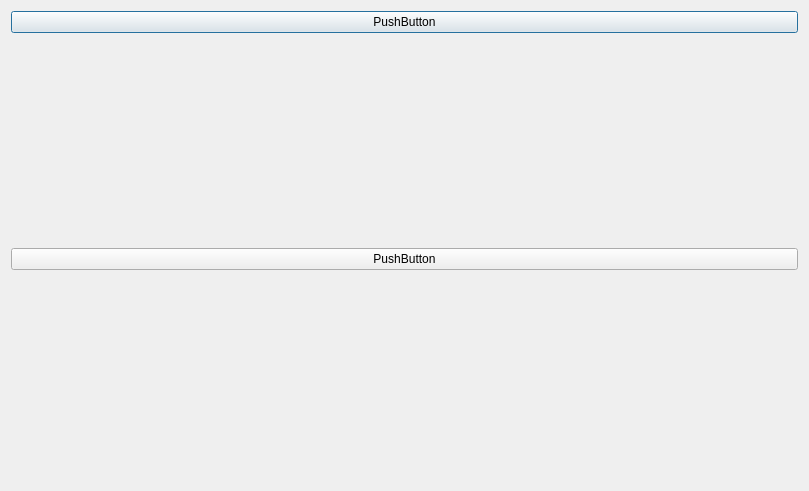
Qt form homepage2.ui (Kantalehm/aim-tester) before a commit.
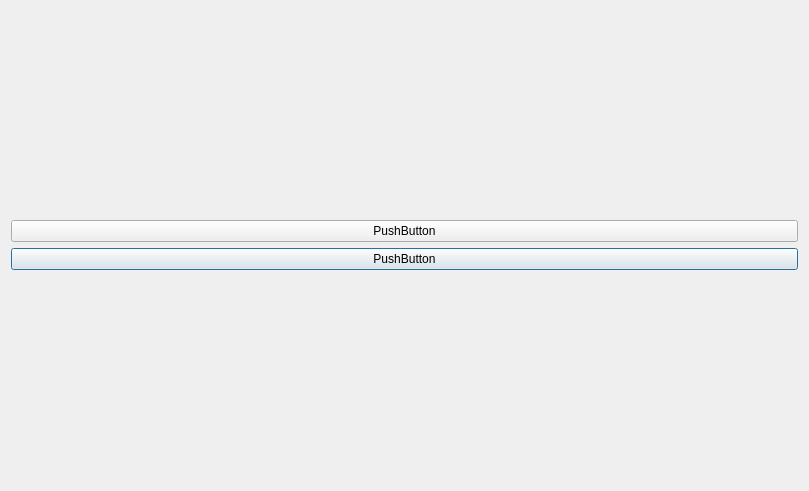
The same form after that commit.

Patch:
```diff
--- a/homepage2.ui
+++ b/homepage2.ui
@@ -15,8 +15,8 @@
   </property>
   <layout class="QGridLayout" name="gridLayout_2">
    <item row="1" column="1">
-    <layout class="QGridLayout" name="gridLayout" rowstretch="0,0,0" columnstretch="0">
-     <item row="0" column="0">
+    <layout class="QGridLayout" name="gridLayout" rowstretch="0,0,0,0,0" columnstretch="0">
+     <item row="1" column="0">
       <widget class="QPushButton" name="pushButton">
        <property name="enabled">
         <bool>true</bool>
@@ -26,7 +26,7 @@
        </property>
       </widget>
      </item>
-     <item row="2" column="0" alignment="Qt::AlignVCenter">
+     <item row="0" column="0">
       <widget class="QPushButton" name="pushButton_2">
        <property name="text">
         <string>PushButton</string>
```
